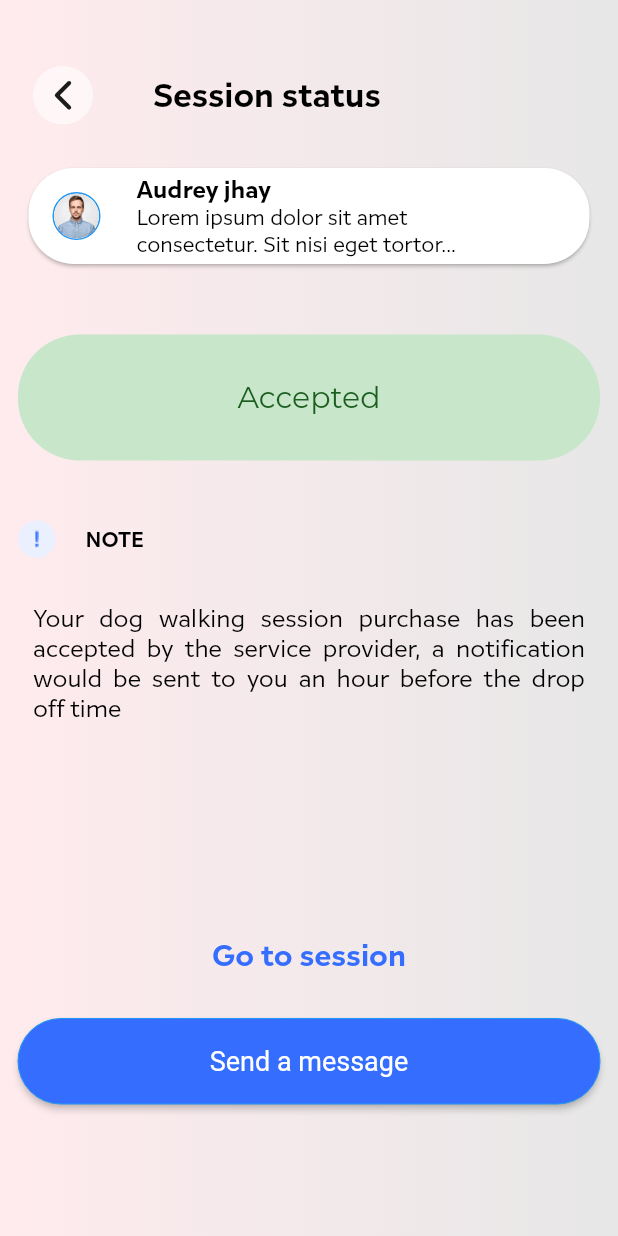
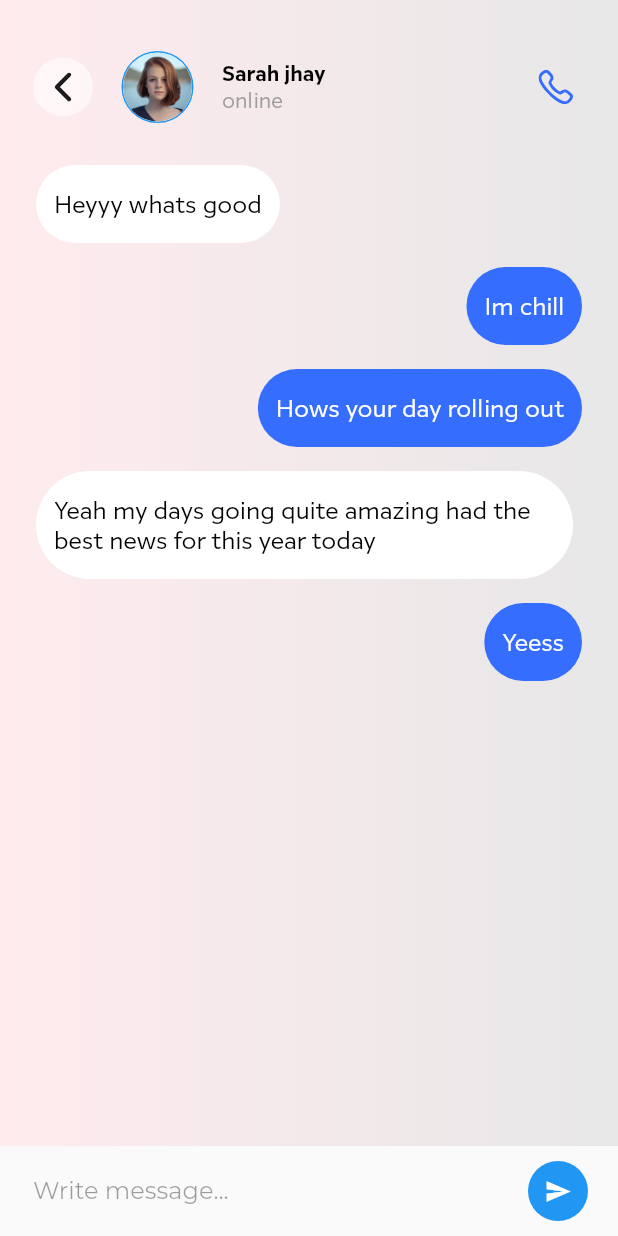
Before and after one commit to naztechnation/Petnity, a Flutter app: the SessionStatusScreen screen opened directly, after a tap on "Send a message", on a phone screen of 412 x 824 dp. Run offline on Flutter 3.47's test engine with Material 2 defaults, Android fonts, the phone set to English and light mode, and no system bars; our stand-ins replace flutter_svg, image_cropper, image_picker, pin_code_fields; missing offline and left inert: rect_getter; network calls fail; project files that could hold a hidden picture were left out.

Commit message:
added chat page

```diff
--- a/lib/res/app_images.dart
+++ b/lib/res/app_images.dart
@@ -18,7 +18,7 @@ class AppImages {
   static const birdsPic = '${_baseUrl}birds_pics.png';
   static const rabbitPic = '${_baseUrl}rabbit_pics.png';
   static const defaultImage = '${_baseUrl}default_image.png';
-  static const person = '${_baseUrl}person.png';
+  static const person = '${_baseUrl}person.jpeg';
   static const important = '${_baseUrl}important.png';
 
 
@@ -37,6 +37,8 @@ class AppImages {
   static const userIcon = '${_svgBaseUrl}user_icon.svg';
   static const bagIcon = '${_svgBaseUrl}bag_icon.svg';
   static const trackIcon = '${_svgBaseUrl}track_icon.svg';
+  static const videoIcon = '${_svgBaseUrl}video_icon.svg';
+  static const phoneIcon = '${_svgBaseUrl}call_icon.svg';
 
 
 
--- /dev/null
+++ b/lib/ui/notfications_pages/chat_pages/chat_page.dart
@@ -0,0 +1,228 @@
+
+import 'dart:io';
+
+import 'package:flutter/material.dart';
+import 'package:petnity/ui/widgets/image_view.dart';
+import '../../../res/app_colors.dart';
+import '../../../res/app_constants.dart';
+import '../../../res/app_images.dart';
+import '../../../res/app_strings.dart';
+import '../../../res/app_theme.dart';
+import '../../widgets/back_button.dart';
+import '../../widgets/custom_text.dart';
+import '../../widgets/profile_image.dart';
+import 'widget/message_tile.dart';
+
+class ChatPage extends StatefulWidget {
+
+
+  @override
+  State<ChatPage> createState() => _ChatPageState();
+}
+
+class _ChatPageState extends State<ChatPage> {
+  TextEditingController messageController = TextEditingController();
+  final _scrollController = ScrollController();
+  String admin = "";
+
+  @override
+  void initState() {
+    Future.delayed(
+        const Duration(
+          seconds: 1,
+        ), () {
+      _scrollDown();
+    });
+    super.initState();
+  }
+
+
+
+  @override
+  Widget build(BuildContext context) {
+    return Scaffold(
+
+
+      body: Container(
+        height: screenSize(context).height,
+        width: screenSize(context).width,
+        decoration: BoxDecoration(
+            gradient: LinearGradient(
+                colors: [AppColors.scaffoldColor, Colors.red.shade50],
+                begin: Alignment.topRight,
+                end: Alignment.topLeft)),
+        child: Column(
+          children: <Widget>[
+ SafeArea(child: SizedBox(height: (Platform.isAndroid) ? 34 : 0)),
+
+             Container(
+              width: screenSize(context).width,
+               child: Row(
+                mainAxisSize: MainAxisSize.max,
+                children: [
+                  backButton(context),
+                  const SizedBox(
+                    width: 19,
+                  ),
+                  ProfileImage(placeHolder: AppImages.person,  '', height: 80,width: 80, radius: 23,),
+                  const SizedBox(
+                    width: 19,
+                  ),
+                  Column(
+                    crossAxisAlignment: CrossAxisAlignment.start,
+                    children: [
+                      CustomText(
+                        textAlign: TextAlign.center,
+                        maxLines: 2,
+                        text: 'Sarah jhay',
+                        weight: FontWeight.w700,
+                        size: 14,
+                        fontFamily: AppStrings.interSans,
+                        color: Colors.black,
+                      ),
+                      CustomText(
+                        textAlign: TextAlign.center,
+                        maxLines: 2,
+                        text: 'online',
+                        weight: FontWeight.w500,
+                        size: 14,
+                        fontFamily: AppStrings.interSans,
+                        color: Colors.grey,
+                      ),
+                    ],
+                  ),
+                  Spacer(),
+                      Padding(
+                        padding: const EdgeInsets.only(right:30.0),
+                        child: ImageView.svg(AppImages.phoneIcon),
+                      )
+
+                ],
+
+                         ),
+             ),
+             const SizedBox(
+                  height: 20,
+                ),
+            Expanded(
+              child: chatMessages(),
+            ),
+            Material(
+              child: SizedBox(
+                width: double.infinity,
+                height: 60,
+                child: Row(
+                  children: <Widget>[
+                    Expanded(
+                      child: TextField(
+                        controller: messageController,
+                        decoration: InputDecoration(
+                            contentPadding:
+                                const EdgeInsets.symmetric(horizontal: 22),
+                            hintText: "Write message...",
+                            hintStyle: TextStyle(
+                                color: AppTheme.lightTheme.dividerColor),
+                            border: InputBorder.none),
+                      ),
+                    ),
+                    Padding(
+                      padding: const EdgeInsets.only(right: 16.0),
+                      child: FloatingActionButton(
+                        mini: true,
+                        isExtended: false,
+                        onPressed: () {
+                          sendMessage();
+                        },
+                        backgroundColor: Theme.of(context).colorScheme.secondary,
+                        elevation: 0,
+                        child: const Icon(
+                          Icons.send,
+                          color: Colors.white,
+                          size: 18,
+                        ),
+                      ),
+                    ),
+                  ],
+                ),
+              ),
+            )
+          ],
+        ),
+      ),
+    );
+  }
+
+  void _scrollDown() {
+    _scrollController.animateTo(
+      _scrollController.position.maxScrollExtent,
+      duration: const Duration(microseconds: 200),
+      curve: Curves.easeOut,
+    );
+  }
+
+  chatMessages() {
+
+        // return ListView.builder(
+        //         controller: _scrollController,
+        //         shrinkWrap: true,
+        //         itemCount: 4,
+        //         itemBuilder: (context, index) {
+        //           return MessageTile(
+        //               message: 'I am coming right now',
+        //               sender: 'Steve',
+        //               timeStamp: 12,
+        //               sentByMe: false);
+        //         },
+        //       )
+        //    ;
+
+         return ListView(
+
+                children: [
+                  MessageTile(
+                      message: 'Heyyy whats good',
+                      sender: 'Steve',
+                      timeStamp: 12,
+                      sentByMe: false),
+                      MessageTile(
+                      message: 'Im chill',
+                      sender: 'Steve',
+                      timeStamp: 12,
+                      sentByMe: true),
+                      MessageTile(
+                      message: 'Hows your day rolling out',
+                      sender: 'Steve',
+                      timeStamp: 12,
+                      sentByMe: true),
+                      MessageTile(
+                      message: 'Yeah my days going quite amazing had the best news for this year today',
+                      sender: 'Steve',
+                      timeStamp: 12,
+                      sentByMe: false),
+                      MessageTile(
+                      message: 'Yeess',
+                      sender: 'true',
+                      timeStamp: 12,
+                      sentByMe: true)
+                ],
+
+              )
+           ;
+      }
+
+       sendMessage() {
+    Future.delayed(const Duration(milliseconds: 50)).then((_) => _scrollDown());
+
+    if (messageController.text.isNotEmpty) {
+      Map<String, dynamic> chatMessageMap = {
+        "message": messageController.text,
+        "sender": '',
+        "uid": '',
+        "time": DateTime.now().millisecondsSinceEpoch,
+      };
+
+      messageController.clear();
+    }
+  }
+
+  }
--- /dev/null
+++ b/lib/ui/notfications_pages/chat_pages/widget/message_tile.dart
@@ -0,0 +1,68 @@
+
+
+import 'package:flutter/material.dart';
+import 'package:intl/intl.dart';
+import 'package:petnity/res/app_colors.dart';
+import 'package:petnity/res/app_strings.dart';
+
+class MessageTile extends StatefulWidget {
+  final String message;
+  final String sender;
+  final bool sentByMe;
+  final int timeStamp;
+
+  const MessageTile(
+      {Key? key,
+        required this.message,
+        required this.sender,
+        required this.sentByMe, required this.timeStamp})
+      : super(key: key);
+
+  @override
+  State<MessageTile> createState() => _MessageTileState();
+}
+
+class _MessageTileState extends State<MessageTile> {
+  @override
+  Widget build(BuildContext context) {
+    return Container(
+      padding: EdgeInsets.only(
+          top: 8,
+          bottom: 8,
+          left: widget.sentByMe ? 0 : 24,
+          right: widget.sentByMe ? 24 : 0),
+      alignment: widget.sentByMe ? Alignment.centerRight : Alignment.centerLeft,
+      child: Container(
+        margin: widget.sentByMe
+            ? const EdgeInsets.only(left: 30)
+            : const EdgeInsets.only(right: 30),
+        padding:
+        const EdgeInsets.only(top: 8, bottom: 8, left: 12, right: 12),
+        decoration: BoxDecoration(
+            borderRadius: BorderRadius.circular(40),
+            color: widget.sentByMe
+                ? AppColors.lightSecondary
+                : Colors.white),
+        child: Column(
+          crossAxisAlignment: CrossAxisAlignment.start,
+          children: [
+
+            const SizedBox(
+              height: 8,
+            ),
+            Text(widget.message,
+                textAlign: TextAlign.start,
+                style:  TextStyle(fontSize: 16, color: widget.sentByMe
+                    ? Colors.white
+                    : Colors.black, fontFamily: AppStrings.interSans  )),
+            const SizedBox(
+              height: 8,
+            ),
+
+
+          ],
+        ),
+      ),
+    );
+  }
+}
--- a/lib/ui/notfications_pages/session_status.dart
+++ b/lib/ui/notfications_pages/session_status.dart
@@ -3,6 +3,7 @@ import 'dart:io';
 
 import 'package:flutter/material.dart';
 import 'package:petnity/ui/widgets/button_view.dart';
+import 'package:petnity/utils/navigator/page_navigator.dart';
 
 import '../../res/app_colors.dart';
 import '../../res/app_constants.dart';
@@ -10,6 +11,7 @@ import '../../res/app_images.dart';
 import '../../res/app_strings.dart';
 import '../widgets/back_button.dart';
 import '../widgets/custom_text.dart';
+import 'chat_pages/chat_page.dart';
 import 'widgets/requests_content.dart';
 
 class SessionStatusScreen extends StatelessWidget {
@@ -133,7 +135,10 @@ class SessionStatusScreen extends StatelessWidget {
 
                   Padding(
               padding: const EdgeInsets.symmetric(horizontal:12.0),
-              child: ButtonView(onPressed: (){},
+              child: ButtonView(
+              onPressed: (){
+                AppNavigator.pushAndStackPage(context, page: ChatPage());
+              },
               expanded: true,
               borderRadius: 41,
 
--- a/pubspec.yaml
+++ b/pubspec.yaml
@@ -43,6 +43,8 @@ dependencies:
   rect_getter: ^1.1.0
   image_picker: ^0.8.7+5
   image_cropper: ^4.0.1
+  cached_network_image: ^3.2.3
+  flutter_parsed_text: ^2.2.1
 
 dev_dependencies:
   flutter_test:
```
Also changed, not shown: lib/ui/notfications_pages/chat_pages/widget/message_bubble.dart (added, +135 -0 lines), assets/images/person.jpeg (added), assets/images/svgs/call_icon.svg (added), assets/images/svgs/video_icon.svg (added), pubspec.lock.
